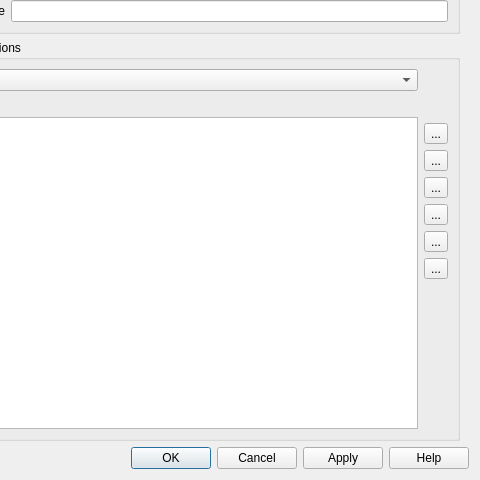
Qt form src/ui/qgsrasterlayerpropertiesbase.ui (qgis/QGIS) before a commit; both pictures show x 309 to 789 and y 113 to 593 of the 789 by 593 pixel window.
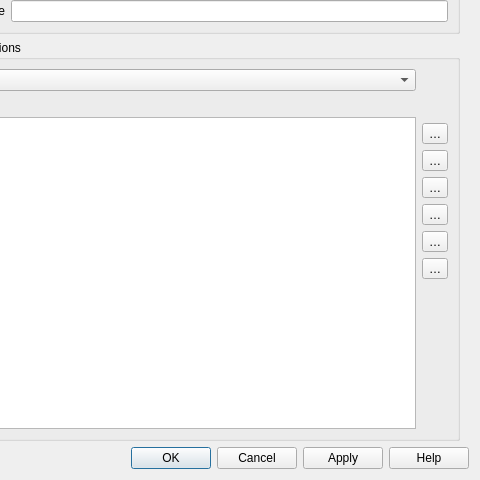
The same form after that commit. The open tabs and pages were chosen to show the change. Icons and pictures are not drawn. Custom widgets are drawn as their Qt base class.

```diff
--- a/src/ui/qgsrasterlayerpropertiesbase.ui
+++ b/src/ui/qgsrasterlayerpropertiesbase.ui
@@ -1338,7 +1338,7 @@
                        <string>Add values manually</string>
                       </property>
                       <property name="text">
-                       <string>...</string>
+                       <string>…</string>
                       </property>
                       <property name="icon">
                        <iconset resource="../../images/images.qrc">
@@ -1355,7 +1355,7 @@
                        <string>Add values from display</string>
                       </property>
                       <property name="text">
-                       <string>...</string>
+                       <string>…</string>
                       </property>
                       <property name="icon">
                        <iconset resource="../../images/images.qrc">
@@ -1369,7 +1369,7 @@
                        <string>Remove selected row</string>
                       </property>
                       <property name="text">
-                       <string>...</string>
+                       <string>…</string>
                       </property>
                       <property name="icon">
                        <iconset resource="../../images/images.qrc">
@@ -1383,7 +1383,7 @@
                        <string>Default values</string>
                       </property>
                       <property name="text">
-                       <string>...</string>
+                       <string>…</string>
                       </property>
                       <property name="icon">
                        <iconset resource="../../images/images.qrc">
@@ -1397,7 +1397,7 @@
                        <string>Import from file</string>
                       </property>
                       <property name="text">
-                       <string>...</string>
+                       <string>…</string>
                       </property>
                       <property name="icon">
                        <iconset resource="../../images/images.qrc">
@@ -1411,7 +1411,7 @@
                        <string>Export to file</string>
                       </property>
                       <property name="text">
-                       <string>...</string>
+                       <string>…</string>
                       </property>
                       <property name="icon">
                        <iconset resource="../../images/images.qrc">
```
